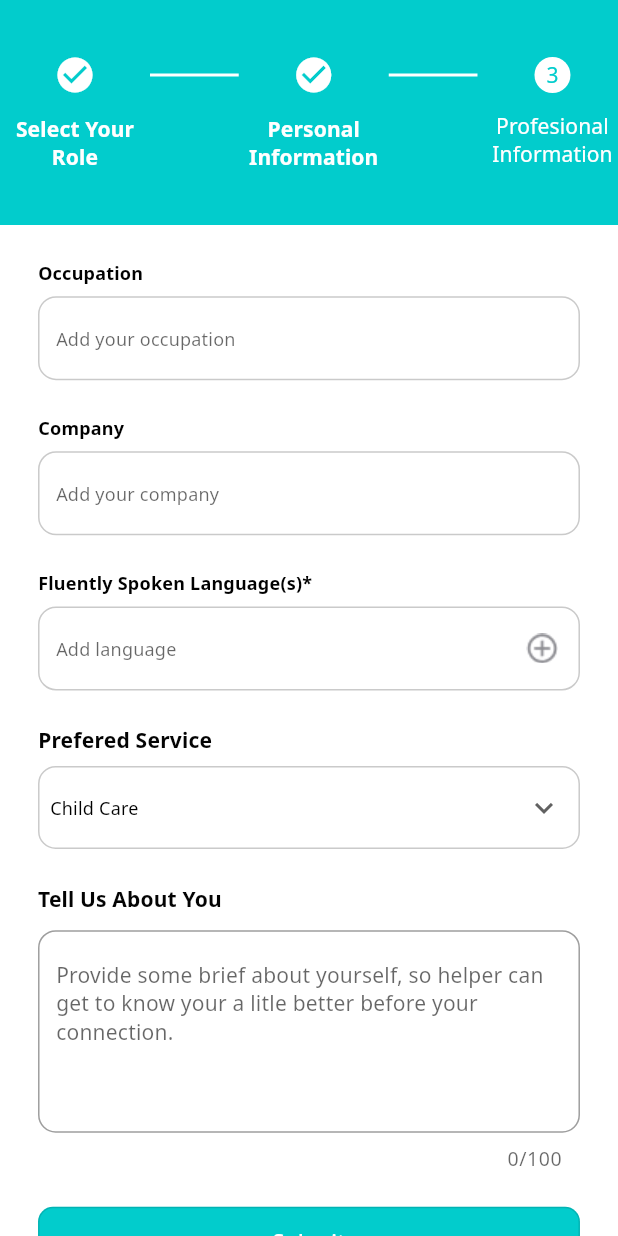
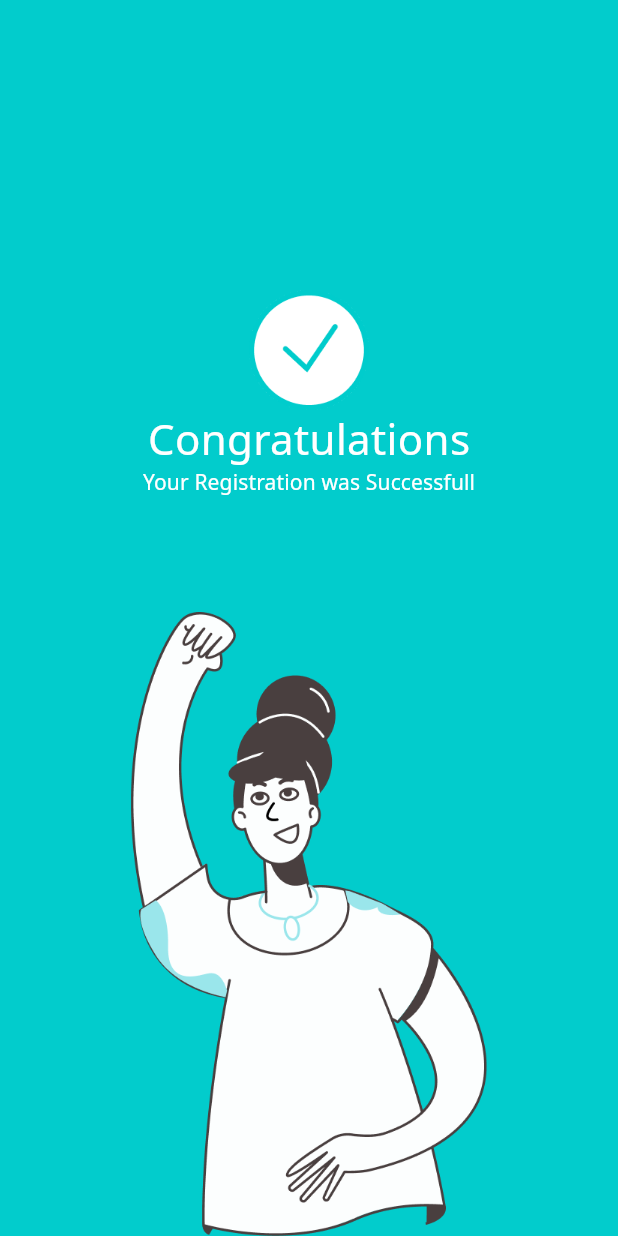
Before and after one commit to wahyudotdev/ayi_connect, a Flutter app: the ProfessionalInformationScreen screen opened by its route, after a tap on "Submit", on a phone screen of 412 x 824 dp. Run offline on Flutter 3.47's test engine with Material 2 defaults, Android fonts, the phone set to English and light mode, and no system bars; our stand-ins replace bloc, dartz, dio, equatable, event_bus, flutter_bloc and 15 more; missing offline and left inert: dio_logging_interceptor; accounts and stored records are empty; generated files the repository leaves out were written again; statements that could not run were skipped.

Commit message:
feat: add finish registration screen

```diff
--- a/assets/l10n/app_id.arb
+++ b/assets/l10n/app_id.arb
@@ -41,5 +41,7 @@
     "otherService":"Other Service",
     "spanish":"Spanish",
     "english":"English",
-    "mandarin":"Mandarin"
+    "mandarin":"Mandarin",
+    "congratulations":"Congratulations",
+    "registrationSuccess":"Your Registration was Successfull"
 }
--- a/lib/gen/assets.gen.dart
+++ b/lib/gen/assets.gen.dart
@@ -28,6 +28,13 @@ class $AssetsImagesGen {
 
   /// File path: assets/images/im_job.png
   AssetGenImage get imJob => const AssetGenImage('assets/images/im_job.png');
+
+  /// File path: assets/images/im_ok.png
+  AssetGenImage get imOk => const AssetGenImage('assets/images/im_ok.png');
+
+  /// File path: assets/images/im_people.png
+  AssetGenImage get imPeople =>
+      const AssetGenImage('assets/images/im_people.png');
 
   /// File path: assets/images/im_photo.png
   AssetGenImage get imPhoto =>
--- /dev/null
+++ b/lib/ui/find_service/screen/finish_registration_screen.dart
@@ -0,0 +1,58 @@
+import 'package:ayi_connect/core/utils/theme_extension.dart';
+import 'package:ayi_connect/core/utils/translation.dart';
+import 'package:ayi_connect/core/widgets/app_colors.dart';
+import 'package:ayi_connect/gen/assets.gen.dart';
+import 'package:flutter/material.dart';
+
+class FinishRegistrationScreen extends StatelessWidget {
+  const FinishRegistrationScreen({Key? key}) : super(key: key);
+
+  Widget _imPeople() {
+    return Align(
+      alignment: Alignment.bottomCenter,
+      child: Assets.images.imPeople.image(),
+    );
+  }
+
+  Widget _caption() {
+    return Builder(builder: (context) {
+      return Center(
+        child: Column(
+          mainAxisAlignment: MainAxisAlignment.center,
+          crossAxisAlignment: CrossAxisAlignment.center,
+          children: [
+            Assets.images.imOk.image(),
+            Text(
+              context.text.congratulations,
+              style: context.textTheme.headline4?.copyWith(
+                color: Colors.white,
+              ),
+            ),
+            Text(
+              context.text.registrationSuccess,
+              style: context.textTheme.bodyText1?.copyWith(
+                color: Colors.white,
+              ),
+            ),
+            const SizedBox(
+              height: 300,
+            )
+          ],
+        ),
+      );
+    });
+  }
+
+  @override
+  Widget build(BuildContext context) {
+    return Scaffold(
+      backgroundColor: AppColors.primary,
+      body: Stack(
+        children: [
+          _imPeople(),
+          _caption(),
+        ],
+      ),
+    );
+  }
+}
--- a/lib/ui/find_service/screen/professional_information_screen.dart
+++ b/lib/ui/find_service/screen/professional_information_screen.dart
@@ -15,6 +15,7 @@ import 'package:ayi_connect/ui/find_service/widget/spoken_language.dart';
 import 'package:flutter/material.dart';
 import 'package:flutter_bloc/flutter_bloc.dart';
 import 'package:flutter_screenutil/flutter_screenutil.dart';
+import 'package:go_router/go_router.dart';
 
 class ProfessionalInformationScreen extends StatelessWidget {
   const ProfessionalInformationScreen({Key? key}) : super(key: key);
@@ -66,6 +67,7 @@ class ProfessionalInformationScreen extends StatelessWidget {
               hint: context.text.addLanguageHint,
               readOnlyField: true,
               endIcon: Assets.images.icPlus.image(),
+              choosenLanguage: state is SelectedLanguage ? state.data : null,
               endIconClicked: () {
                 context.openBottomSheet(
                   builder: (builder) => LanguageChips(
@@ -160,7 +162,7 @@ class ProfessionalInformationScreen extends StatelessWidget {
         ),
         child: AppButton(
           caption: context.text.submit,
-          onPressed: () => null,
+          onPressed: () => context.push('/finish_registration'),
         ),
       );
     });
--- a/lib/ui/find_service/widget/language_chip.dart
+++ b/lib/ui/find_service/widget/language_chip.dart
@@ -32,10 +32,12 @@ class _LanguageChipsState extends State<LanguageChips> {
   Widget _chip(String value) {
     return Builder(builder: (context) {
       return Padding(
-        padding: const EdgeInsets.all(8.0),
+        padding: const EdgeInsets.symmetric(
+          horizontal: 2.0,
+        ),
         child: InputChip(
           label: Text(value),
-          selectedColor: AppColors.primary,
+          selectedColor: AppColors.secondary,
           labelStyle: context.textTheme.bodyText1?.copyWith(
             color:
                 selected.contains(value) ? Colors.white : AppColors.textBlack,
--- a/lib/ui/find_service/widget/spoken_language.dart
+++ b/lib/ui/find_service/widget/spoken_language.dart
@@ -1,4 +1,5 @@
 import 'package:ayi_connect/core/widgets/app_colors.dart';
+import 'package:ayi_connect/core/widgets/app_theme.dart';
 import 'package:flutter/material.dart';
 import 'package:ayi_connect/core/utils/theme_extension.dart';
 
@@ -14,6 +15,7 @@ class SpokenLanguange extends StatefulWidget {
   final Function? endIconClicked;
   final bool? readOnlyField;
   final TextInputType? keyboardType;
+  final List<String>? choosenLanguage;
   const SpokenLanguange({
     Key? key,
     required this.title,
@@ -27,6 +29,7 @@ class SpokenLanguange extends StatefulWidget {
     this.endIconClicked,
     this.readOnlyField,
     this.keyboardType,
+    this.choosenLanguage,
   }) : super(key: key);
 
   @override
@@ -65,7 +68,13 @@ class _SpokenLanguangeState extends State<SpokenLanguange> {
                 alreadyClicked = true;
               });
             },
-            child: TextField(
+            child: SizedBox(
+              width: double.infinity,
+              height: 48,
+              child: Stack(
+                fit: StackFit.expand,
+                children: [
+                  TextField(
                     style: Theme.of(context)
                         .textTheme
                         .bodyText2
@@ -88,13 +97,16 @@ class _SpokenLanguangeState extends State<SpokenLanguange> {
                           color: AppColors.softGray,
                         ),
                       ),
-                hintText: widget.hint,
+                      hintText: widget.choosenLanguage?.isNotEmpty ?? false
+                          ? null
+                          : widget.hint,
                       filled: true,
                       fillColor: Colors.white,
                       errorText: alreadyClicked ? widget.errorText : null,
                       suffixIcon: widget.obscure
                           ? InkWell(
-                        onTap: () => setState(() => isVisible = !isVisible),
+                              onTap: () =>
+                                  setState(() => isVisible = !isVisible),
                               child: Icon(isVisible
                                   ? Icons.visibility_off
                                   : Icons.visibility),
@@ -107,6 +119,32 @@ class _SpokenLanguangeState extends State<SpokenLanguange> {
                               : null,
                     ),
                   ),
+                  Container(
+                    margin: const EdgeInsets.symmetric(
+                      horizontal: 8,
+                    ),
+                    child: widget.choosenLanguage?.isNotEmpty ?? false
+                        ? Row(
+                            children: widget.choosenLanguage!
+                                .map((e) => Padding(
+                                      padding: const EdgeInsets.symmetric(
+                                        horizontal: 2.0,
+                                      ),
+                                      child: Chip(
+                                        label: Text(
+                                          e,
+                                          style: context.textTheme.bodyText2,
+                                        ),
+                                        backgroundColor: AppColors.secondary,
+                                      ),
+                                    ))
+                                .toList(),
+                          )
+                        : Container(),
+                  ),
+                ],
+              ),
+            ),
           ),
         ],
       ),
--- a/lib/ui/router.dart
+++ b/lib/ui/router.dart
@@ -1,3 +1,4 @@
+import 'package:ayi_connect/ui/find_service/screen/finish_registration_screen.dart';
 import 'package:ayi_connect/ui/find_service/screen/professional_information_screen.dart';
 import 'package:ayi_connect/ui/find_service/screen/select_role_screen.dart';
 import 'package:ayi_connect/ui/find_service/screen/personal_information_screen.dart';
@@ -16,6 +17,10 @@ var router = GoRouter(routes: [
   GoRoute(
     path: '/professional_information',
     builder: (context, state) => const ProfessionalInformationScreen(),
+  ),
+  GoRoute(
+    path: '/finish_registration',
+    builder: (context, state) => const FinishRegistrationScreen(),
   )
 ]);
 Widget get errorPage => const Center(
```
Also changed, not shown: assets/images/2.0x/im_ok.png (added), assets/images/2.0x/im_people.png (added), assets/images/3.0x/im_ok.png (added), assets/images/3.0x/im_people.png (added), assets/images/im_ok.png (added), assets/images/im_people.png (added). Lines whose indentation alone changed are shown as unchanged.
